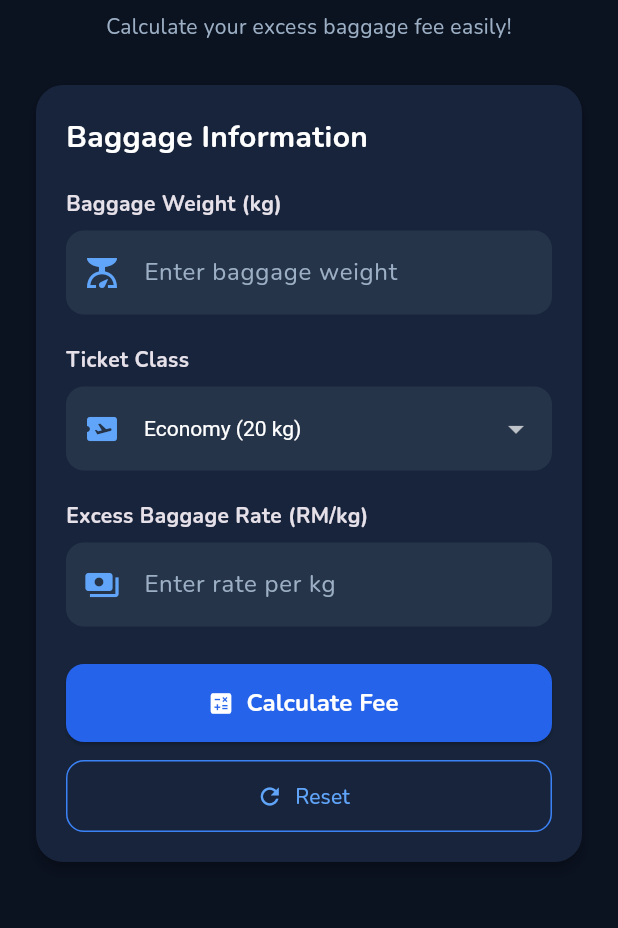
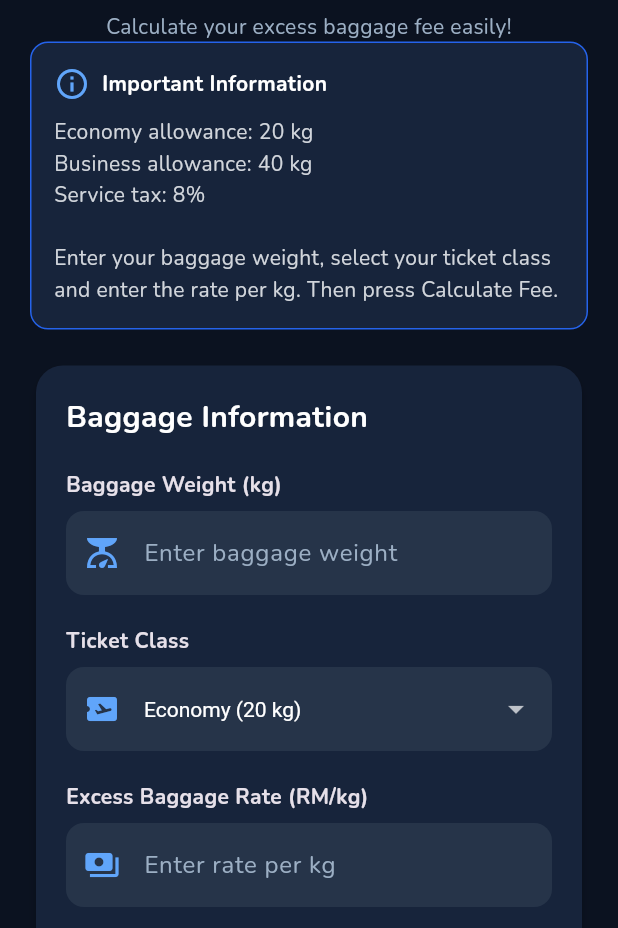
Before and after one commit to nurbalqis7/baggage_IA, a Flutter app: the screen it shows after launch, on a phone screen of 412 x 824 dp, the part 308-1236 px from its top. Run offline on Flutter 3.47's test engine with Material 3 defaults, Android fonts, the phone set to English and light mode, and no system bars; our stand-ins replace google_fonts.

Commit message:
Update design and improve error messages

```diff
--- a/lib/main.dart
+++ b/lib/main.dart
@@ -93,8 +93,13 @@ class _HomePageState extends State<HomePage> {
     double? rate = double.tryParse(_rateController.text.trim());
 
     // Check input values
-    if (weight == null || rate == null || weight < 0 || rate < 0) {
+    if (weight == null || rate == null) {
       _showMessage('Please enter valid numbers.');
+      return;
+    }
+
+    if (weight < 0 || rate < 0) {
+      _showMessage('Weight and rate cannot be negative.');
       return;
     }
 
@@ -227,7 +232,47 @@ class _HomePageState extends State<HomePage> {
               style: TextStyle(color: Color(0xFF9CAFC4), fontSize: 14),
             ),
 
-            const SizedBox(height: 25),
+            // Helpful Notice
+            Container(
+              padding: const EdgeInsets.all(15),
+              decoration: BoxDecoration(
+                color: const Color(0xFF17243B),
+                borderRadius: BorderRadius.circular(12),
+                border: Border.all(color: const Color(0xFF2563EB)),
+              ),
+              child: const Column(
+                crossAxisAlignment: CrossAxisAlignment.start,
+                children: [
+                  Row(
+                    children: [
+                      Icon(Icons.info_outline, color: Color(0xFF60A5FA)),
+                      SizedBox(width: 8),
+                      Text(
+                        'Important Information',
+                        style: TextStyle(
+                          fontWeight: FontWeight.bold,
+                          color: Colors.white,
+                        ),
+                      ),
+                    ],
+                  ),
+
+                  SizedBox(height: 10),
+
+                  Text(
+                    'Economy allowance: 20 kg\n'
+                    'Business allowance: 40 kg\n'
+                    'Service tax: 8%\n\n'
+                    'Enter your baggage weight, select your '
+                    'ticket class and enter the rate per kg. '
+                    'Then press Calculate Fee.',
+                    style: TextStyle(color: Color(0xFFD1D5DB), height: 1.5),
+                  ),
+                ],
+              ),
+            ),
+
+            const SizedBox(height: 20),
 
             // Baggage Information Card
             Card(
```
